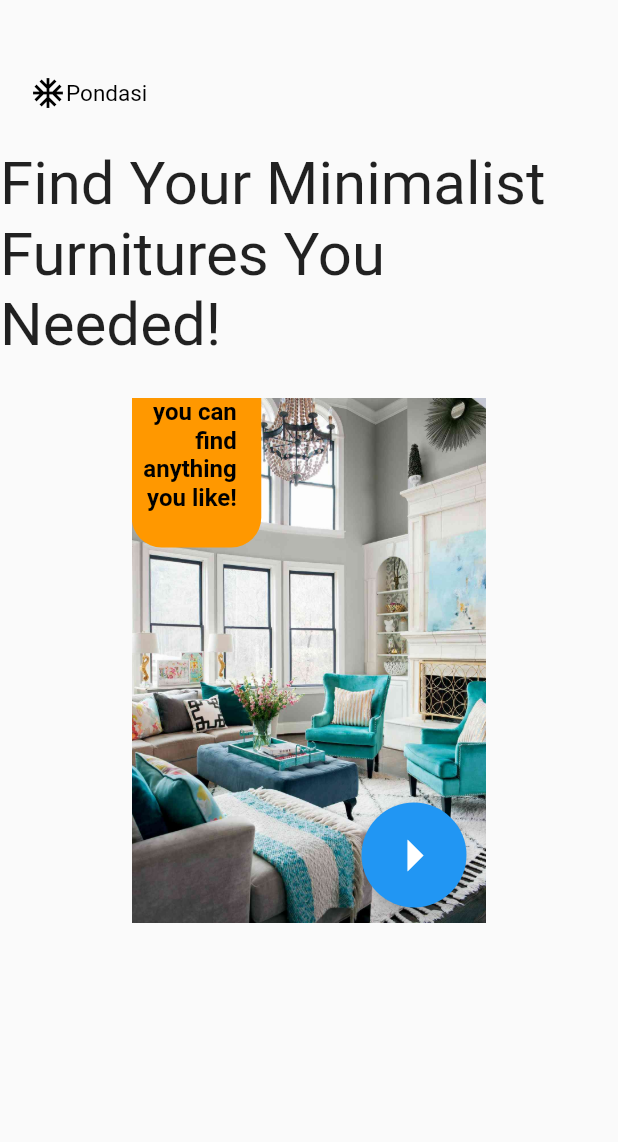
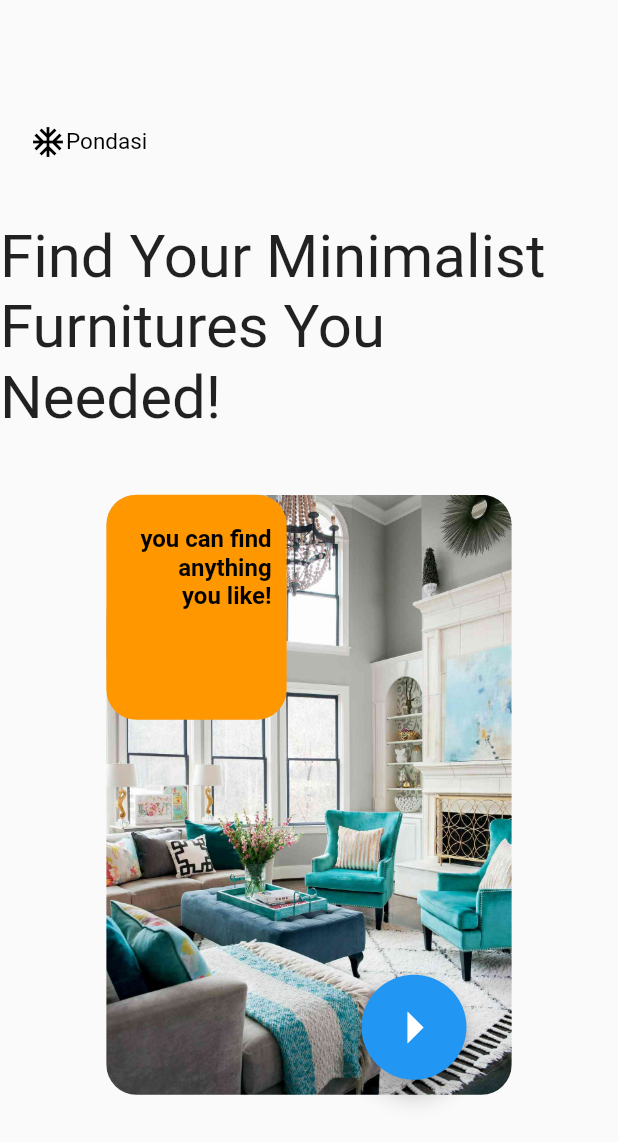
Before and after one commit to sudelmez/flutter_furniture_catalog, a Flutter app: the screen it shows after launch, on a phone screen of 412 x 824 dp. Shown: the top 1142 px of the screen. Run offline on Flutter 3.47's test engine with Material 2 defaults, Android fonts, the phone set to English and light mode, and no system bars.

Commit message:
"update"

```diff
--- a/lib/product/home/homeview.dart
+++ b/lib/product/home/homeview.dart
@@ -13,26 +13,25 @@ class MyHomePage extends StatefulWidget {
 class _MyHomePageState extends State<MyHomePage> {
   @override
   Widget build(BuildContext context) {
-    double height = 25;
+    var sentenceheadline = 'Find Your Minimalist Furnitures You Needed!';
+    double sizetext = 40;
     return Scaffold(
       //appBar: AppBar(), ekran bütünlüğü olsun diye eklemedik. geri dönüş için diğer sayfalara ekleriz
       body: SingleChildScrollView(
         child: Column(
           children: [
-            SizedBox(
-              height: height * 2,
-            ),
+            SizedBox(height: boxHeight(context) * 2),
             SymbolExplanation(),
             SizedBox(
-              height: height,
+              height: boxHeight(context),
             ),
-            const HeadlineText(
-              sentence: 'Find Your Minimalist Furnitures You Needed!',
-              size: 40,
+            HeadlineText(
+              sentence: sentenceheadline,
+              size: sizetext,
               cmt: true,
             ),
             SizedBox(
-              height: height,
+              height: boxHeight(context),
             ),
             const StackProduct(),
           ],
@@ -40,8 +39,7 @@ class _MyHomePageState extends State<MyHomePage> {
       ),
     );
   }
+
+  double boxHeight(BuildContext context) =>
+      MediaQuery.of(context).size.height / 20;
 }
-
-
-//sizedboxlar nasıl düzenlenebilir?
-//ekran yana dönünce sorun çıkıyor
--- a/lib/product/home/stackproducts.dart
+++ b/lib/product/home/stackproducts.dart
@@ -10,11 +10,16 @@ class StackProduct extends StatelessWidget {
 
   @override
   Widget build(BuildContext context) {
+    var namepicture = 'furnitures';
+    var sentencecomment = 'you can find\n anything\n you like!';
     return Stack(children: [
-      const SizedBox(
-          height: 350,
-          //decoration: BoxDecoration(borderRadius: BorderRadius.circular(20)), image için shape ekleyemedim
-          child: ImageAssett(name: 'furnitures')),
+      SizedBox(
+        height: 400,
+        child: ClipRRect(
+          child: ImageAssett(name: namepicture),
+          borderRadius: BorderRadius.circular(20),
+        ),
+      ),
       Positioned(
         //burada eklediğimiz stack tamamen image içinde. bir kısmının dışarıda olmasını isterdim
         height: 150,
@@ -22,20 +27,19 @@ class StackProduct extends StatelessWidget {
         left: 0,
         bottom: 250,
         child: Container(
-          //burada text ekleyemedim. ayrıca üstüne koydum.
           decoration: BoxDecoration(
             borderRadius: BorderRadius.circular(20),
             color: Colors.orange,
           ),
         ),
       ),
-      const SizedBox(
-          //burayı topright yapamadım. turuncu kısımı sola almak zorunda kaldım.
-          width: 70,
-          child: HeadlineText(
-              sentence: 'you can find anything you like!',
-              size: 16,
-              cmt: false)),
+      Positioned(
+        height: 150,
+        right: 160,
+        left: 0,
+        bottom: 230,
+        child: HeadlineText(sentence: sentencecomment, size: 30, cmt: false),
+      ),
       FloatingBtn()
     ]);
   }
--- a/lib/product/secondpage/furnitures.dart
+++ b/lib/product/secondpage/furnitures.dart
@@ -14,7 +14,6 @@ class SecondPageFurniture extends StatefulWidget {
 class _SecondPageFurnitureState extends State<SecondPageFurniture> {
   @override
   Widget build(BuildContext context) {
-    var name2 = 'chair';
     var sentence2 = 'Welcome!';
     double size2 = 20;
     return Scaffold(
```
